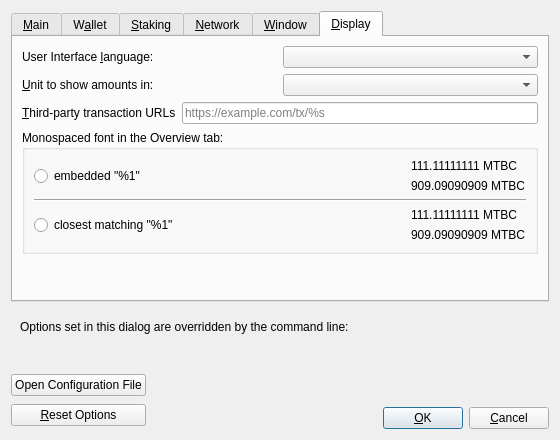
mateable/mateablecoin-24.x, file src/qt/forms/optionsdialog.ui: the form before one commit.
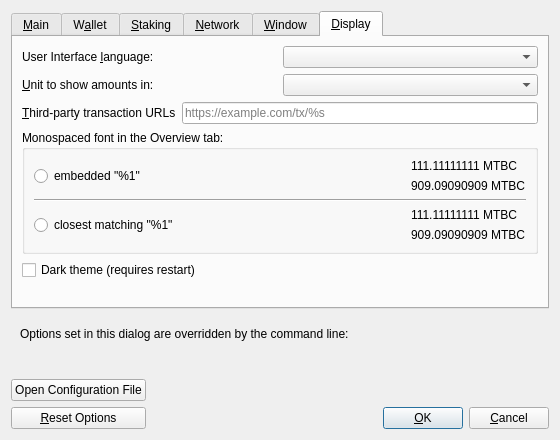
The form after the commit. The open tabs and pages were chosen to show the change. Custom widgets are drawn as their Qt base class.

Commit message:
qt: add dark theme toggle in Settings > Options > Display
Adds a checkbox to enable/disable the dark theme. Defaults to enabled.
Preference is saved to QSettings and applied on next startup.
A restart warning is shown when the setting is changed.

```diff
--- a/src/qt/forms/optionsdialog.ui
+++ b/src/qt/forms/optionsdialog.ui
@@ -987,6 +987,33 @@
          </layout>
         </widget>
        </item>
+       <item>
+        <layout class="QHBoxLayout" name="horizontalLayout_Theme">
+         <item>
+          <widget class="QCheckBox" name="darkThemeCheckBox">
+           <property name="toolTip">
+            <string>Enable dark theme. Restart required to take effect.</string>
+           </property>
+           <property name="text">
+            <string>Dark theme (requires restart)</string>
+           </property>
+          </widget>
+         </item>
+         <item>
+          <spacer name="horizontalSpacer_Theme">
+           <property name="orientation">
+            <enum>Qt::Horizontal</enum>
+           </property>
+           <property name="sizeHint" stdset="0">
+            <size>
+             <width>40</width>
+             <height>20</height>
+            </size>
+           </property>
+          </spacer>
+         </item>
+        </layout>
+       </item>
        <item>
         <spacer name="verticalSpacer_Display">
          <property name="orientation">
```
The commit also changes 2 other files.
